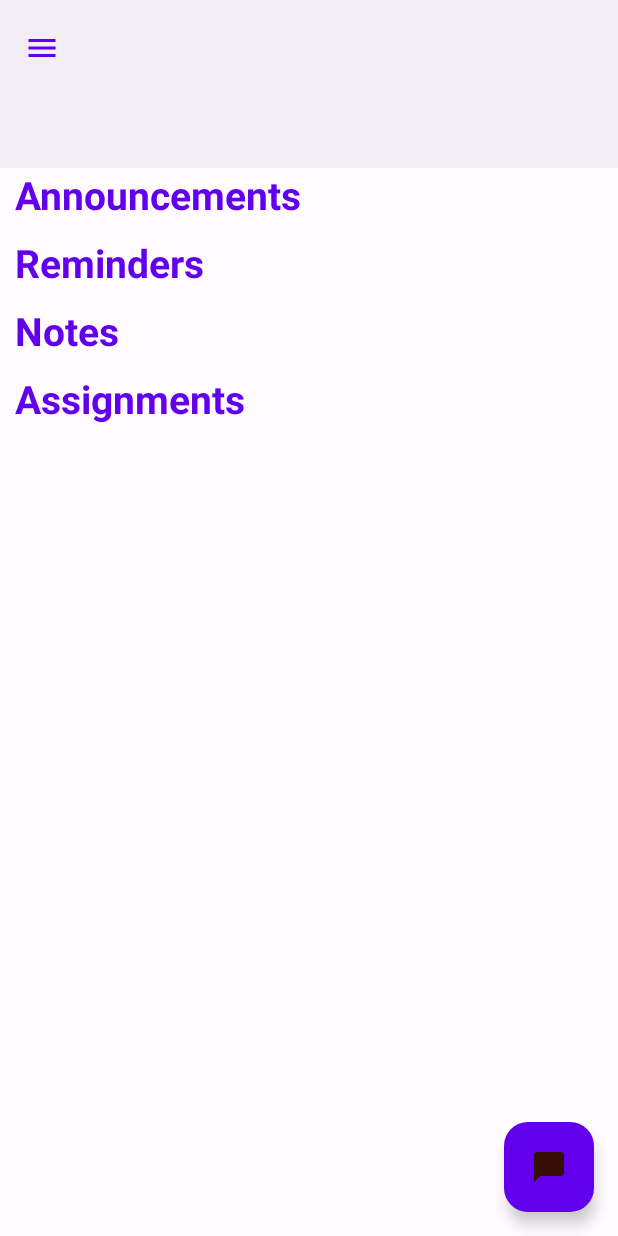
After one commit to slowburn-404/StudentAssistant, an Android app: the layout activity_dashboard.xml on its own in the app's theme, with its tools: preview values and no code run, on a phone screen of 412 x 824 dp. The commit adds this screen. Run offline under Robolectric (Android 15) with nearby library versions, the phone set to English and light mode, and no system bars.

Commit message:
added student dashboard screens

```diff
--- a/app/src/main/AndroidManifest.xml
+++ b/app/src/main/AndroidManifest.xml
@@ -11,6 +11,9 @@
         android:roundIcon="@mipmap/ic_launcher_round"
         android:supportsRtl="true"
         android:theme="@style/AppTheme">
+        <activity
+            android:name=".DashboardActivity"
+            android:exported="false" />
         <activity
             android:name=".logins.PasswordResetActivity"
             android:exported="false" />
--- a/app/src/main/java/com/boris/studentassistant/logins/GetEmailFragment.kt
+++ b/app/src/main/java/com/boris/studentassistant/logins/GetEmailFragment.kt
@@ -32,15 +32,16 @@ class GetEmailFragment : Fragment() {
         sAuth = FirebaseAuth.getInstance()
 
         binding.submitEmail.setOnClickListener {
-            var email = binding.textInputEditTextGetEmail.text.toString().trim()
-            if(email.isNotEmpty()){
+            val email = binding.textInputEditTextGetEmail.text.toString().trim()
+            if(email.isNotEmpty() && sAuth.currentUser == null){
                 binding.circularProgressBar.show()
-                sAuth.sendPasswordResetEmail(email).addOnCompleteListener { task ->
-                    if(task.isSuccessful){
+
+                sAuth.sendPasswordResetEmail(email).addOnCompleteListener {
+                    if(it.isSuccessful){
                         findNavController().navigate(R.id.action_getEmailFragment_to_emailSentFragment2)
                     }else{
                         binding.circularProgressBar.hide()
-                        Toast.makeText(requireContext(), task.exception.toString(), Toast.LENGTH_LONG).show()
+                        Toast.makeText(requireContext(), it.exception?.message.toString(), Toast.LENGTH_LONG).show()
                     }
                 }
             }else{
--- /dev/null
+++ b/app/src/main/java/com/boris/studentassistant/studentDashboard/DashboardActivity.kt
@@ -0,0 +1,20 @@
+package com.boris.studentassistant.studentDashboard
+
+import androidx.appcompat.app.AppCompatActivity
+import android.os.Bundle
+import com.boris.studentassistant.R
+import com.boris.studentassistant.databinding.ActivityDashboardBinding
+
+class DashboardActivity : AppCompatActivity() {
+
+    private lateinit var binding: ActivityDashboardBinding
+
+    override fun onCreate(savedInstanceState: Bundle?) {
+        super.onCreate(savedInstanceState)
+        binding = ActivityDashboardBinding.inflate(layoutInflater)
+        setContentView(binding.root)
+
+        //
+        binding.dashboardToolbar.setTitle(R.string.app_name)
+    }
+}
--- /dev/null
+++ b/app/src/main/res/drawable/ic_baseline_chat_bubble_24.xml
@@ -0,0 +1,5 @@
+<vector android:height="24dp" android:tint="#000000"
+    android:viewportHeight="24" android:viewportWidth="24"
+    android:width="24dp" xmlns:android="http://schemas.android.com/apk/res/android">
+    <path android:fillColor="@android:color/white" android:pathData="M20,2H4c-1.1,0 -2,0.9 -2,2v18l4,-4h14c1.1,0 2,-0.9 2,-2V4c0,-1.1 -0.9,-2 -2,-2z"/>
+</vector>
--- /dev/null
+++ b/app/src/main/res/drawable/ic_baseline_menu_24.xml
@@ -0,0 +1,5 @@
+<vector android:height="24dp" android:tint="#000000"
+    android:viewportHeight="24" android:viewportWidth="24"
+    android:width="24dp" xmlns:android="http://schemas.android.com/apk/res/android">
+    <path android:fillColor="@android:color/white" android:pathData="M3,18h18v-2L3,16v2zM3,13h18v-2L3,11v2zM3,6v2h18L21,6L3,6z"/>
+</vector>
--- /dev/null
+++ b/app/src/main/res/layout/activity_dashboard.xml
@@ -0,0 +1,129 @@
+<?xml version="1.0" encoding="utf-8"?>
+<RelativeLayout xmlns:android="http://schemas.android.com/apk/res/android"
+    xmlns:app="http://schemas.android.com/apk/res-auto"
+    xmlns:tools="http://schemas.android.com/tools"
+    android:layout_width="match_parent"
+    android:layout_height="match_parent"
+    tools:context=".studentDashboard.DashboardActivity">
+
+    <androidx.coordinatorlayout.widget.CoordinatorLayout
+        android:layout_width="match_parent"
+        android:layout_height="wrap_content"
+        android:id="@+id/dashboard_coordinatorlayout">
+        <com.google.android.material.appbar.AppBarLayout
+            android:layout_width="match_parent"
+            android:layout_height="wrap_content"
+            android:fitsSystemWindows="true"
+            android:background="@android:color/transparent"
+            app:liftOnScroll="true">
+            <com.google.android.material.appbar.CollapsingToolbarLayout
+                style="?attr/collapsingToolbarLayoutMediumStyle"
+                android:layout_width="match_parent"
+                android:layout_height="?attr/collapsingToolbarLayoutMediumSize"
+                app:layout_scrollFlags="scroll|exitUntilCollapsed|snap"
+                app:contentScrim="?attr/colorPrimary"
+                app:expandedTitleGravity="bottom">
+
+            <com.google.android.material.appbar.MaterialToolbar
+                android:layout_width="match_parent"
+                android:layout_height="wrap_content"
+                android:id="@+id/dashboard_toolbar"
+                android:background="@android:color/transparent"
+                android:elevation="0dp"
+                app:navigationIcon="@drawable/ic_baseline_menu_24"
+                app:navigationIconTint="@color/md_theme_light_primary"
+                app:title="@string/app_name"
+                app:titleTextColor="@color/md_theme_light_primary"/>
+
+            </com.google.android.material.appbar.CollapsingToolbarLayout>
+
+        </com.google.android.material.appbar.AppBarLayout>
+
+    </androidx.coordinatorlayout.widget.CoordinatorLayout>
+    <TextView
+        android:layout_width="wrap_content"
+        android:layout_height="wrap_content"
+        android:id="@+id/dashboard_announcement"
+        android:text="@string/announcement_title"
+        android:textStyle="bold"
+        android:textColor="@color/md_theme_light_primary"
+        android:textSize="26sp"
+        android:layout_below="@id/dashboard_coordinatorlayout"
+        android:layout_marginStart="10dp"/>
+    <androidx.recyclerview.widget.RecyclerView
+        android:layout_width="match_parent"
+        android:layout_height="wrap_content"
+        android:id="@+id/recyclerview_announcements"
+        android:layout_below="@+id/dashboard_announcement"
+        android:layout_marginTop="10dp"
+        android:orientation="horizontal"
+        tools:itemCount="1"
+        />
+    <TextView
+        android:layout_width="wrap_content"
+        android:layout_height="wrap_content"
+        android:id="@+id/dashboard_reminders"
+        android:text="@string/reminders_title"
+        android:textStyle="bold"
+        android:textColor="@color/md_theme_light_primary"
+        android:textSize="26sp"
+        android:layout_below="@id/recyclerview_announcements"
+        android:layout_marginStart="10dp"/>
+    <androidx.recyclerview.widget.RecyclerView
+        android:layout_width="match_parent"
+        android:layout_height="wrap_content"
+        android:id="@+id/recyclerview_reminders"
+        android:layout_below="@+id/dashboard_reminders"
+        android:layout_marginTop="10dp"
+        android:orientation="horizontal"
+        tools:itemCount="1"
+        />
+    <TextView
+        android:layout_width="wrap_content"
+        android:layout_height="wrap_content"
+        android:id="@+id/dashboard_notes"
+        android:text="@string/notes_title"
+        android:textStyle="bold"
+        android:textColor="@color/md_theme_light_primary"
+        android:textSize="26sp"
+        android:layout_below="@id/recyclerview_reminders"
+        android:layout_marginStart="10dp"/>
+    <androidx.recyclerview.widget.RecyclerView
+        android:layout_width="match_parent"
+        android:layout_height="wrap_content"
+        android:id="@+id/recyclerview_notes"
+        android:layout_below="@+id/dashboard_notes"
+        android:layout_marginTop="10dp"
+        android:orientation="horizontal"
+        tools:itemCount="1"
+        />
+    <TextView
+        android:layout_width="wrap_content"
+        android:layout_height="wrap_content"
+        android:id="@+id/dashboard_assignments"
+        android:text="@string/assignments_title"
+        android:textStyle="bold"
+        android:textColor="@color/md_theme_light_primary"
+        android:textSize="26sp"
+        android:layout_below="@id/recyclerview_notes"
+        android:layout_marginStart="10dp"/>
+    <androidx.recyclerview.widget.RecyclerView
+        android:layout_width="match_parent"
+        android:layout_height="wrap_content"
+        android:id="@+id/recyclerview_assignments"
+        android:layout_below="@+id/dashboard_assignments"
+        android:layout_marginTop="10dp"
+        android:orientation="horizontal"
+        tools:itemCount="1"
+        />
+    <com.google.android.material.floatingactionbutton.FloatingActionButton
+        android:layout_width="wrap_content"
+        android:layout_height="wrap_content"
+        android:id="@+id/dashboard_floatingactionbutton"
+        android:layout_alignParentBottom="true"
+        android:layout_alignParentEnd="true"
+        android:layout_margin="16dp"
+        app:fabCustomSize="60dp"
+        app:srcCompat="@drawable/ic_baseline_chat_bubble_24"
+        app:backgroundTint="@color/md_theme_light_primary"/>
+</RelativeLayout>
--- a/app/src/main/res/layout/activity_log_in.xml
+++ b/app/src/main/res/layout/activity_log_in.xml
@@ -75,38 +75,23 @@
             android:layout_height="wrap_content"
             android:inputType="textPassword" />
     </com.google.android.material.textfield.TextInputLayout>
-
-    <LinearLayout
-        android:layout_width="match_parent"
-        android:layout_height="wrap_content"
-        android:orientation="horizontal"
-        android:layout_below="@id/textInputLayoutPasswordLogin"
-        android:id="@+id/login_linear_layout"
-        android:layout_marginStart="42dp"
-        android:layout_marginEnd="42dp"
-        android:layout_marginTop="5dp">
-
-        <CheckBox
-            android:id="@+id/login_checkbox"
-            android:layout_width="wrap_content"
-            android:layout_height="wrap_content"
-            android:text="@string/remember_me" />
-
         <TextView
             android:id="@+id/textview_forgot_password"
             android:layout_width="wrap_content"
             android:layout_height="wrap_content"
+            android:layout_below="@id/textInputLayoutPasswordLogin"
+            android:layout_alignParentEnd="true"
             android:layout_marginStart="50dp"
+            android:layout_marginEnd="42dp"
+            android:layout_marginTop="10dp"
             android:text="@string/forgot_password"
-            android:textStyle="bold" />
-    </LinearLayout>
-
-
+            android:textStyle="bold"
+            android:textSize="16sp"/>
     <Button
         android:id="@+id/bt_log_in_page"
         android:layout_width="match_parent"
         android:layout_height="60dp"
-        android:layout_below="@id/login_linear_layout"
+        android:layout_below="@id/textview_forgot_password"
         android:layout_marginStart="42dp"
         android:layout_marginEnd="42dp"
         android:layout_marginTop="10dp"
@@ -123,7 +108,8 @@
         android:layout_centerHorizontal="true"
         android:layout_marginTop="10dp"
         android:text="@string/redirect_signup_page"
-        android:textStyle="bold" />
+        android:textStyle="bold"
+        android:textSize="16sp"/>
     <com.google.android.material.progressindicator.CircularProgressIndicator
         android:layout_width="wrap_content"
         android:layout_height="wrap_content"
--- /dev/null
+++ b/app/src/main/res/menu/dashboard_menu.xml
@@ -0,0 +1,4 @@
+<?xml version="1.0" encoding="utf-8"?>
+<menu xmlns:android="http://schemas.android.com/apk/res/android">
+
+</menu>
--- a/app/src/main/res/values/strings.xml
+++ b/app/src/main/res/values/strings.xml
@@ -40,7 +40,7 @@
     <string name="remember_me">Remember Me</string>
     <string name="password_reset">Password Reset</string>
     <string name="submit">SUBMIT</string>
-    <string name="instructions">An email has been sent to you with instructions on how to reset your password.</string>
+    <string name="instructions">An email has been sent to you with instructions on how to reset your password.Check your spam folder as well.</string>
     <string name="sent">SENT!</string>
     <string name="check_email">Check your Email for instructions.</string>
     <string name="role">Select Role</string>
@@ -48,6 +48,9 @@
         <item>Student</item>
         <item>Lecturer</item>
     </string-array>
-
+    <string name="announcement_title">Announcements</string>
+    <string name="reminders_title">Reminders</string>
+    <string name="notes_title">Notes</string>
+    <string name="assignments_title">Assignments</string>
 
 </resources>
--- a/app/src/main/res/values/themes.xml
+++ b/app/src/main/res/values/themes.xml
@@ -1,6 +1,6 @@
 
 <resources>
-    <style name="AppTheme" parent="Theme.Material3.DayNight">
+    <style name="AppTheme" parent="Theme.Material3.DayNight.NoActionBar">
         <item name="colorPrimary">@color/md_theme_light_primary</item>
         <item name="colorOnPrimary">@color/md_theme_light_onPrimary</item>
         <item name="colorPrimaryContainer">@color/md_theme_light_primaryContainer</item>
```
